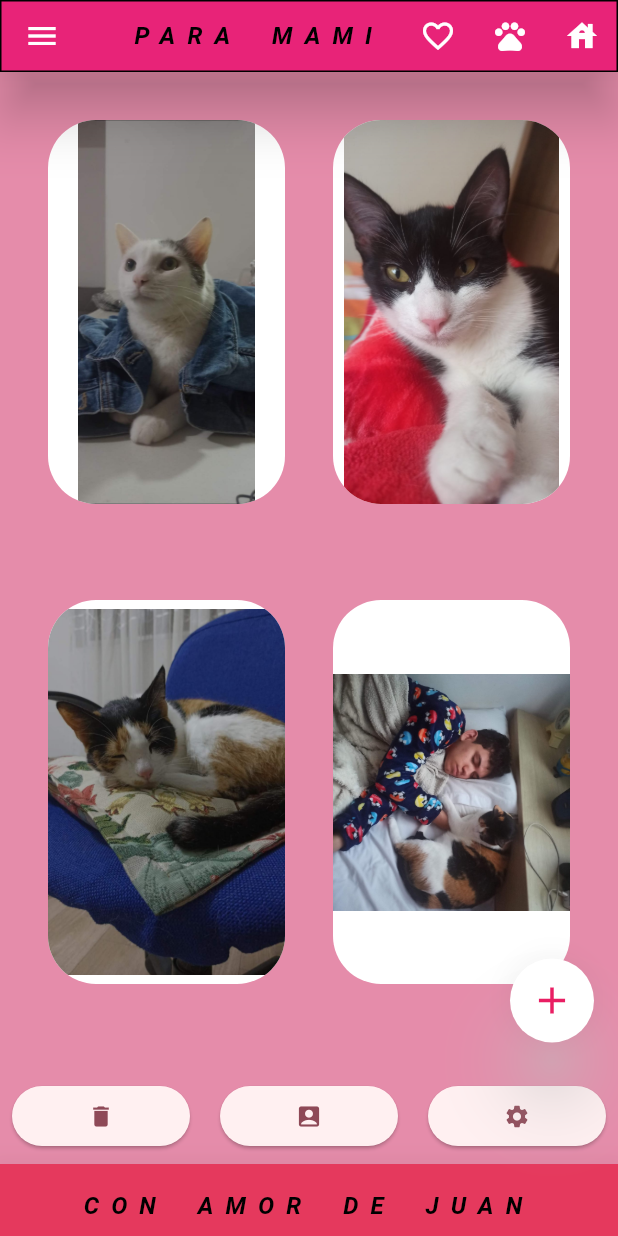
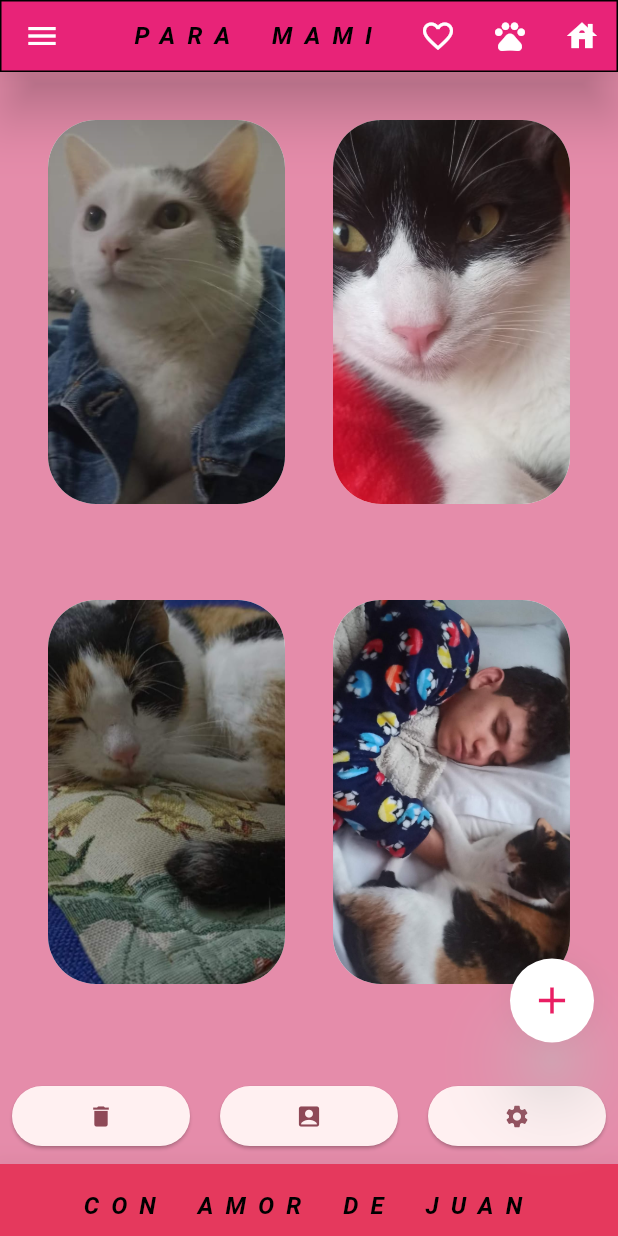
Before and after one commit to KahanaEnder/dia_de_la_madre, a Flutter app: the screen it shows after launch, on a phone screen of 412 x 824 dp. Run offline on Flutter 3.47's test engine with Material 3 defaults, Android fonts, the phone set to English and light mode, and no system bars; missing offline and left inert: window_size; Roboto replaces fonts that are missing (Monocraft).

Commit message:
Se añade la depedencia window_size y se configura el tamaño en pc, ademas de cuadrar la escala de las imagenes

```diff
--- a/lib/src/core/view/my_home_page.dart
+++ b/lib/src/core/view/my_home_page.dart
@@ -111,7 +111,11 @@ class _MyHomePageState extends State<MyHomePage> {
                         clipBehavior: Clip.antiAlias,
                         height: 256,
                         width: 192,
-                        child: Image.asset("assets/images/poncho.jpg",fit: BoxFit.fill), //implementar imagen
+                        child: Transform.scale(
+                          scale: 2.0,
+                          child: Image.asset(
+                            "assets/images/poncho.jpg",
+                            fit: BoxFit.fill,)), //implementar imagen
                       ),
                     ),
                   ),
@@ -124,7 +128,11 @@ class _MyHomePageState extends State<MyHomePage> {
                         clipBehavior: Clip.antiAlias,
                         height: 256,
                         width: 192,
-                        child: Image.asset("assets/images/poncha_candy.jpg",fit: BoxFit.fill),
+                        child: Transform.scale(
+                          scale: 2.0,
+                          child: Image.asset(
+                            "assets/images/poncha_candy.jpg",
+                            fit: BoxFit.fill,)),
                       ),
                     ),
                   )
@@ -141,7 +149,11 @@ class _MyHomePageState extends State<MyHomePage> {
                         clipBehavior: Clip.antiAlias,
                         height: 256,
                         width: 192,
-                        child: Image.asset("assets/images/poncha_ambar.jpg",fit: BoxFit.fill),
+                        child: Transform.scale(
+                          scale: 2.0,
+                          child: Image.asset(
+                            "assets/images/poncha_ambar.jpg",
+                            fit: BoxFit.fill,)),
                       ),
                     ),
                   ),
@@ -154,7 +166,11 @@ class _MyHomePageState extends State<MyHomePage> {
                         clipBehavior: Clip.antiAlias,
                         height: 256,
                         width: 192,
-                        child: Image.asset("assets/images/ponchitos.jpg",fit: BoxFit.fill),
+                        child: Transform.scale(
+                          scale: 2.0,
+                          child: Image.asset(
+                            "assets/images/ponchitos.jpg",
+                            fit: BoxFit.fill,)),
                       ),
                     ),
                   )
--- a/pubspec.yaml
+++ b/pubspec.yaml
@@ -9,6 +9,7 @@ environment:
 dependencies:
   flutter:
     sdk: flutter
+  window_size: ^0.1.0
 
 dev_dependencies:
   flutter_test:
```
Also changed, not shown: lib/main.dart (+12 -1 lines), assets/images/1.jpg (renamed from assets/images/IMG-20250508-WA0056.jpg), assets/images/2.jpg (renamed from assets/images/IMG-20250508-WA0057.jpg), pubspec.lock, 5 other files.
